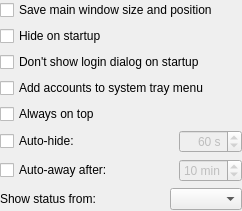
Winand/mqutim, file src/mainsettings.ui: the form before one commit.
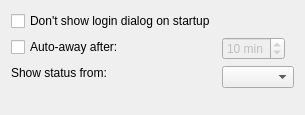
The form after the commit.

Commit message: Settings dialogs being fixed... Various UI tunings

What changed in the file:
```diff
--- a/src/mainsettings.ui
+++ b/src/mainsettings.ui
@@ -1,119 +1,42 @@
 <?xml version="1.0" encoding="UTF-8"?>
 <ui version="4.0">
  <class>mainSettingsClass</class>
- <widget class="QWidget" name="mainSettingsClass">
-  <property name="geometry">
+ <widget class="QWidget" name="mainSettingsClass" >
+  <property name="geometry" >
    <rect>
     <x>0</x>
     <y>0</y>
-    <width>242</width>
-    <height>197</height>
+    <width>221</width>
+    <height>115</height>
    </rect>
   </property>
   <property name="windowTitle">
    <string>mainSettings</string>
   </property>
-  <layout class="QGridLayout" name="gridLayout">
-   <property name="leftMargin">
-    <number>0</number>
-   </property>
-   <property name="topMargin">
-    <number>0</number>
-   </property>
-   <property name="rightMargin">
-    <number>0</number>
-   </property>
-   <property name="bottomMargin">
-    <number>1</number>
-   </property>
-   <item row="0" column="0">
-    <layout class="QVBoxLayout" name="verticalLayout">
-     <item>
-      <widget class="QCheckBox" name="sizePosBox">
-       <property name="text">
-        <string>Save main window size and position</string>
-       </property>
-      </widget>
-     </item>
-     <item>
-      <widget class="QCheckBox" name="hideBox">
-       <property name="text">
-        <string>Hide on startup</string>
-       </property>
-      </widget>
-     </item>
-     <item>
-      <widget class="QCheckBox" name="loginDialogBox">
-       <property name="text">
+  <layout class="QFormLayout" name="formLayout" >
+   <item row="0" column="0" >
+    <widget class="QCheckBox" name="loginDialogBox" >
+     <property name="sizePolicy" >
+      <sizepolicy vsizetype="Fixed" hsizetype="Maximum" >
+       <horstretch>0</horstretch>
+       <verstretch>0</verstretch>
+      </sizepolicy>
+     </property>
+     <property name="text" >
         <string>Don't show login dialog on startup</string>
        </property>
       </widget>
      </item>
-     <item>
-      <widget class="QCheckBox" name="menuAccountBox">
-       <property name="text">
-        <string>Add accounts to system tray menu</string>
-       </property>
-      </widget>
-     </item>
-     <item>
-      <widget class="QCheckBox" name="onTopBox">
-       <property name="text">
-        <string>Always on top</string>
-       </property>
-      </widget>
-     </item>
-     <item>
-      <layout class="QHBoxLayout" name="horizontalLayout">
-       <item>
-        <widget class="QCheckBox" name="ahideBox">
-         <property name="text">
-          <string>Auto-hide:</string>
-         </property>
-        </widget>
-       </item>
-       <item>
-        <widget class="QSpinBox" name="secondsBox">
-         <property name="enabled">
-          <bool>false</bool>
-         </property>
-         <property name="sizePolicy">
-          <sizepolicy hsizetype="Fixed" vsizetype="Fixed">
-           <horstretch>0</horstretch>
-           <verstretch>0</verstretch>
-          </sizepolicy>
-         </property>
-         <property name="layoutDirection">
-          <enum>Qt::LeftToRight</enum>
-         </property>
-         <property name="alignment">
-          <set>Qt::AlignRight|Qt::AlignTrailing|Qt::AlignVCenter</set>
-         </property>
-         <property name="suffix">
-          <string> s</string>
-         </property>
-         <property name="maximum">
-          <number>3600</number>
-         </property>
-         <property name="value">
-          <number>60</number>
-         </property>
-        </widget>
-       </item>
-      </layout>
-     </item>
-     <item>
-      <layout class="QHBoxLayout" name="horizontalLayout_3">
-       <item>
-        <widget class="QCheckBox" name="autoAwayBox">
-         <property name="text">
+   <item row="1" column="0" >
+    <widget class="QCheckBox" name="autoAwayBox" >
+     <property name="text" >
           <string>Auto-away after:</string>
          </property>
         </widget>
        </item>
-       <item>
-        <widget class="QSpinBox" name="awayMinBox">
-         <property name="enabled">
+   <item row="1" column="1" >
+    <widget class="QSpinBox" name="awayMinBox" >
+     <property name="enabled" >
           <bool>false</bool>
          </property>
          <property name="sizePolicy">
@@ -136,14 +59,10 @@
          </property>
         </widget>
        </item>
-      </layout>
-     </item>
-     <item>
-      <layout class="QHBoxLayout" name="horizontalLayout_2">
-       <item>
-        <widget class="QLabel" name="label">
-         <property name="sizePolicy">
-          <sizepolicy hsizetype="Preferred" vsizetype="Preferred">
+   <item row="2" column="0" >
+    <widget class="QLabel" name="label" >
+     <property name="sizePolicy" >
+      <sizepolicy vsizetype="Fixed" hsizetype="Preferred" >
            <horstretch>0</horstretch>
            <verstretch>0</verstretch>
           </sizepolicy>
@@ -154,12 +73,15 @@
          <property name="scaledContents">
           <bool>true</bool>
          </property>
-        </widget>
-       </item>
-       <item>
-        <widget class="QComboBox" name="accountComboBox">
-         <property name="sizePolicy">
-          <sizepolicy hsizetype="Fixed" vsizetype="Fixed">
+     <property name="buddy" >
+      <cstring>accountComboBox</cstring>
+     </property>
+    </widget>
+   </item>
+   <item row="2" column="1" >
+    <widget class="QComboBox" name="accountComboBox" >
+     <property name="sizePolicy" >
+      <sizepolicy vsizetype="Fixed" hsizetype="Fixed" >
            <horstretch>0</horstretch>
            <verstretch>0</verstretch>
           </sizepolicy>
@@ -167,12 +89,11 @@
         </widget>
        </item>
       </layout>
-     </item>
-    </layout>
-   </item>
-  </layout>
  </widget>
- <layoutdefault spacing="6" margin="11"/>
+ <layoutdefault spacing="6" margin="11" />
+ <tabstops>
+  <tabstop>loginDialogBox</tabstop>
+ </tabstops>
  <resources/>
  <connections>
   <connection>
```
Left out of the diff: 56 changed lines with no effect on the pictures. Lines whose indentation alone changed are shown as unchanged. The commit also changes 13 other files.
